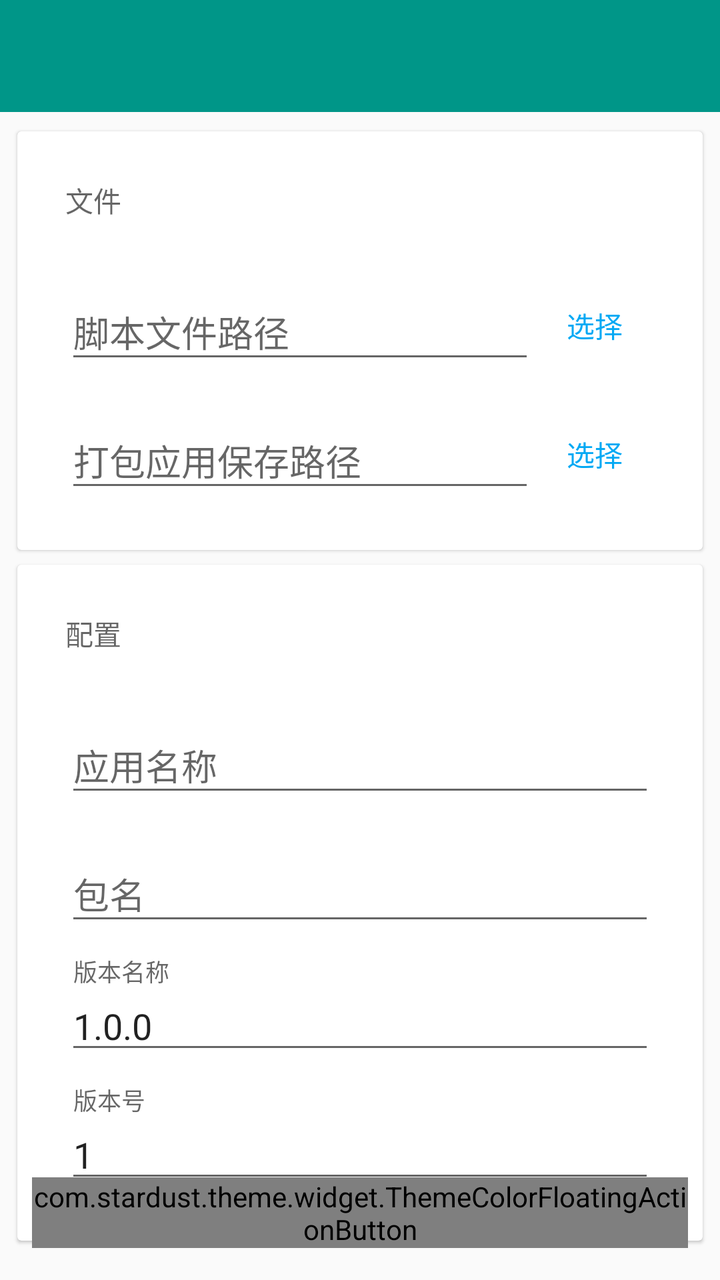
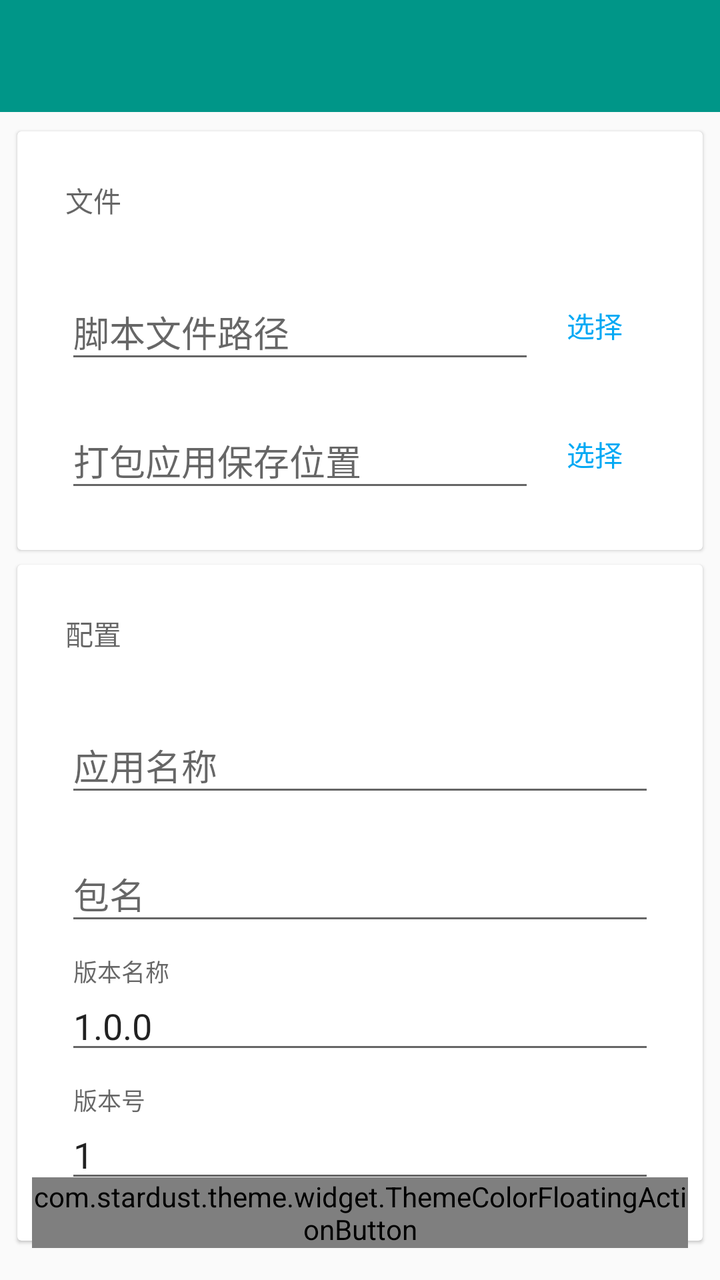

The first picture is an Android layout as it rendered before a commit; the second is the same layout after the commit. The layout source and the unified diff follow.
<!-- AndroidManifest.xml: application theme AppTheme -->
<!-- res/layout/activity_build.xml -->
<?xml version="1.0" encoding="utf-8"?>
<LinearLayout xmlns:android="http://schemas.android.com/apk/res/android"
              xmlns:app="http://schemas.android.com/apk/res-auto"
              android:layout_width="match_parent"
              android:layout_height="match_parent"
              android:orientation="vertical">

    <android.support.design.widget.AppBarLayout
        android:layout_width="match_parent"
        android:layout_height="wrap_content"
        android:theme="@style/AppTheme.AppBarOverlay">

        <android.support.v7.widget.Toolbar
            android:id="@+id/toolbar"
            android:layout_width="match_parent"
            android:layout_height="wrap_content"/>

    </android.support.design.widget.AppBarLayout>

    <FrameLayout
        android:layout_width="match_parent"
        android:layout_height="match_parent"
        android:paddingTop="6dp">

        <ScrollView
            android:layout_width="match_parent"
            android:layout_height="match_parent">

            <LinearLayout
                android:layout_width="match_parent"
                android:layout_height="wrap_content"
                android:orientation="vertical">

                <android.support.v7.widget.CardView
                    android:layout_width="match_parent"
                    android:layout_height="wrap_content"
                    android:layout_marginLeft="6dp"
                    android:layout_marginRight="6dp"
                    app:cardBackgroundColor="@android:color/white"
                    app:cardCornerRadius="2dp"
                    app:cardElevation="1dp"
                    app:cardUseCompatPadding="true">

                    <LinearLayout
                        android:layout_width="match_parent"
                        android:layout_height="wrap_content"
                        android:orientation="vertical"
                        android:padding="24dp">

                        <TextView
                            android:layout_width="wrap_content"
                            android:layout_height="wrap_content"
                            android:layout_marginBottom="24dp"
                            android:text="文件"
                            android:textAppearance="@style/TextAppearance.AppCompat.Body2"
                            android:textColor="?android:textColorSecondary"/>

                        <LinearLayout
                            android:layout_width="match_parent"
                            android:layout_height="wrap_content"
                            android:orientation="horizontal">

                            <android.support.design.widget.TextInputLayout
                                android:layout_width="0dp"
                                android:layout_height="wrap_content"
                                android:layout_weight="1">

                                <android.support.design.widget.TextInputEditText
                                    android:id="@+id/source_path"
                                    android:layout_width="match_parent"
                                    android:layout_height="wrap_content"
                                    android:hint="脚本文件路径"
                                    android:maxLines="1"/>

                            </android.support.design.widget.TextInputLayout>

                            <android.support.v7.widget.AppCompatButton
                                android:id="@+id/select_source"
                                style="@style/Base.Widget.AppCompat.Button.Borderless.Colored"
                                android:layout_width="60dp"
                                android:layout_height="wrap_content"
                                android:layout_gravity="bottom"
                                android:text="@string/text_select"/>
                        </LinearLayout>


                        <LinearLayout
                            android:layout_width="match_parent"
                            android:layout_height="wrap_content"
                            android:layout_marginTop="12dp"
                            android:orientation="horizontal">

                            <android.support.design.widget.TextInputLayout
                                android:layout_width="0dp"
                                android:layout_height="wrap_content"
                                android:layout_weight="1">

                                <android.support.design.widget.TextInputEditText
                                    android:id="@+id/output_path"
                                    android:layout_width="match_parent"
                                    android:layout_height="wrap_content"
                                    android:hint="@string/text_output_apk_path"
                                    android:maxLines="1"/>

                            </android.support.design.widget.TextInputLayout>

                            <android.support.v7.widget.AppCompatButton
                                android:id="@+id/select_output"
                                style="@style/Base.Widget.AppCompat.Button.Borderless.Colored"
                                android:layout_width="60dp"
                                android:layout_height="wrap_content"
                                android:layout_gravity="bottom"
                                android:text="@string/text_select"/>
                        </LinearLayout>
                    </LinearLayout>

                </android.support.v7.widget.CardView>

                <android.support.v7.widget.CardView
                    android:layout_width="match_parent"
                    android:layout_height="wrap_content"
                    android:layout_marginLeft="6dp"
                    android:layout_marginRight="6dp"
                    app:cardCornerRadius="2dp"
                    app:cardElevation="1dp"
                    app:cardUseCompatPadding="true">

                    <LinearLayout
                        android:layout_width="match_parent"
                        android:layout_height="wrap_content"
                        android:orientation="vertical"
                        android:padding="24dp">

                        <TextView
                            android:layout_width="wrap_content"
                            android:layout_height="wrap_content"
                            android:layout_marginBottom="24dp"
                            android:text="@string/text_config"
                            android:textAppearance="@style/TextAppearance.AppCompat.Body2"
                            android:textColor="?android:textColorSecondary"/>

                        <android.support.design.widget.TextInputLayout
                            android:layout_width="match_parent"
                            android:layout_height="wrap_content">

                            <android.support.design.widget.TextInputEditText
                                android:id="@+id/app_name"
                                android:layout_width="match_parent"
                                android:layout_height="wrap_content"
                                android:hint="@string/text_app_name"/>
                        </android.support.design.widget.TextInputLayout>

                        <android.support.design.widget.TextInputLayout
                            android:layout_width="match_parent"
                            android:layout_height="wrap_content"
                            android:layout_marginTop="12dp">

                            <android.support.design.widget.TextInputEditText
                                android:id="@+id/package_name"
                                android:layout_width="match_parent"
                                android:layout_height="wrap_content"
                                android:hint="@string/text_package_name"/>
                        </android.support.design.widget.TextInputLayout>

                        <android.support.design.widget.TextInputLayout
                            android:layout_width="match_parent"
                            android:layout_height="wrap_content"
                            android:layout_marginTop="12dp">

                            <android.support.design.widget.TextInputEditText
                                android:id="@+id/version_name"
                                android:layout_width="match_parent"
                                android:layout_height="wrap_content"
                                android:hint="@string/text_version_name"
                                android:text="1.0.0"/>
                        </android.support.design.widget.TextInputLayout>

                        <android.support.design.widget.TextInputLayout
                            android:layout_width="match_parent"
                            android:layout_height="wrap_content"
                            android:layout_marginTop="12dp">

                            <android.support.design.widget.TextInputEditText
                                android:id="@+id/version_code"
                                android:layout_width="match_parent"
                                android:layout_height="wrap_content"
                                android:hint="@string/text_version_code"
                                android:text="1"/>
                        </android.support.design.widget.TextInputLayout>
                    </LinearLayout>

                </android.support.v7.widget.CardView>
            </LinearLayout>
        </ScrollView>

        <com.stardust.theme.widget.ThemeColorFloatingActionButton
            android:id="@+id/fab"
            android:layout_width="wrap_content"
            android:layout_height="wrap_content"
            android:layout_gravity="end|right|bottom"
            android:layout_margin="16dp"
            android:src="@drawable/ic_done_white_48dp"/>
    </FrameLayout>


</LinearLayout>
<!-- resources referenced by this layout -->
<resources>
  <!-- drawable ic_done_white_48dp: png bitmap (drawable-hdpi, 255 bytes) -->
  <string name="text_app_name">应用名称</string>
  <string name="text_config">配置</string>
  <string name="text_output_apk_path">打包应用保存路径</string>
  <string name="text_package_name">包名</string>
  <string name="text_select">选择</string>
  <string name="text_version_code">版本号</string>
  <string name="text_version_name">版本名称</string>
  <style name="AppTheme.AppBarOverlay" parent="ThemeOverlay.AppCompat.Dark.ActionBar" />
  <style name="AppTheme" parent="Theme.AppCompat.Light.NoActionBar">
          <item name="colorPrimary">@color/colorPrimary</item>
          <item name="colorPrimaryDark">@color/colorPrimaryDark</item>
          <item name="colorAccent">@color/colorAccent</item>
  
      </style>
  <color name="colorPrimary">#009688</color>
  <color name="colorPrimaryDark">#009688</color>
  <color name="colorAccent">#03a9f4</color>
</resources>

<!-- the commit's change to res/layout/activity_build.xml (unified diff, before → after) -->
@@ -51,7 +51,7 @@
                             android:layout_width="wrap_content"
                             android:layout_height="wrap_content"
                             android:layout_marginBottom="24dp"
-                            android:text="文件"
+                            android:text="@string/text_file"
                             android:textAppearance="@style/TextAppearance.AppCompat.Body2"
                             android:textColor="?android:textColorSecondary"/>
 
@@ -69,8 +69,7 @@
                                     android:id="@+id/source_path"
                                     android:layout_width="match_parent"
                                     android:layout_height="wrap_content"
-                                    android:hint="脚本文件路径"
-                                    android:maxLines="1"/>
+                                    android:hint="@string/text_source_file_path"/>
 
                             </android.support.design.widget.TextInputLayout>
 
@@ -99,8 +98,7 @@
                                     android:id="@+id/output_path"
                                     android:layout_width="match_parent"
                                     android:layout_height="wrap_content"
-                                    android:hint="@string/text_output_apk_path"
-                                    android:maxLines="1"/>
+                                    android:hint="@string/text_output_apk_path"/>
 
                             </android.support.design.widget.TextInputLayout>
 
@@ -185,6 +183,7 @@
                                 android:layout_width="match_parent"
                                 android:layout_height="wrap_content"
                                 android:hint="@string/text_version_code"
+                                android:inputType="number"
                                 android:text="1"/>
                         </android.support.design.widget.TextInputLayout>
                     </LinearLayout>
<!-- resource entries referenced after the edit -->
@@ -3,9 +3,11 @@
   <!-- drawable ic_done_white_48dp: png bitmap (drawable-hdpi, 255 bytes) -->
   <string name="text_app_name">应用名称</string>
   <string name="text_config">配置</string>
-  <string name="text_output_apk_path">打包应用保存路径</string>
+  <string name="text_file">文件</string>
+  <string name="text_output_apk_path">打包应用保存位置</string>
   <string name="text_package_name">包名</string>
   <string name="text_select">选择</string>
+  <string name="text_source_file_path">脚本文件路径</string>
   <string name="text_version_code">版本号</string>
   <string name="text_version_name">版本名称</string>
   <style name="AppTheme.AppBarOverlay" parent="ThemeOverlay.AppCompat.Dark.ActionBar" />
